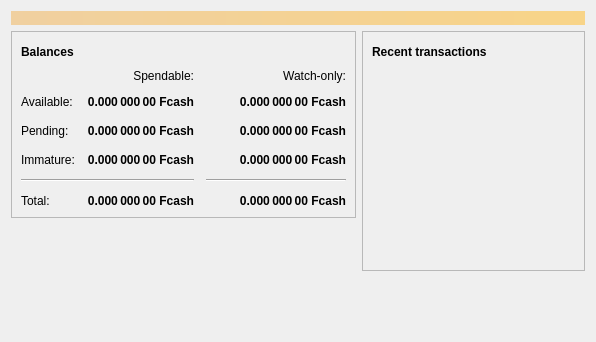
Old version of the form src/qt/forms/overviewpage.ui in the repository fcash-project/fcash-core.
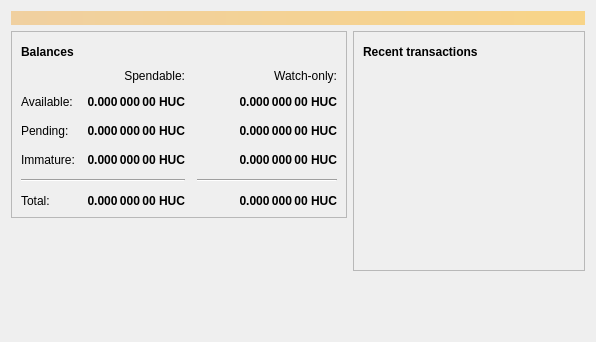
New version of the form. Icons and pictures are not drawn.

The edit to the form file:
```diff
--- a/src/qt/forms/overviewpage.ui
+++ b/src/qt/forms/overviewpage.ui
@@ -129,7 +129,7 @@
                <string>Unconfirmed transactions to watch-only addresses</string>
               </property>
               <property name="text">
-               <string notr="true">0.000 000 00 Fcash</string>
+               <string notr="true">0.000 000 00 HUC</string>
               </property>
               <property name="alignment">
                <set>Qt::AlignRight|Qt::AlignTrailing|Qt::AlignVCenter</set>
@@ -154,7 +154,7 @@
                <string>Total of transactions that have yet to be confirmed, and do not yet count toward the spendable balance</string>
               </property>
               <property name="text">
-               <string notr="true">0.000 000 00 Fcash</string>
+               <string notr="true">0.000 000 00 HUC</string>
               </property>
               <property name="alignment">
                <set>Qt::AlignRight|Qt::AlignTrailing|Qt::AlignVCenter</set>
@@ -179,7 +179,7 @@
                <string>Mined balance in watch-only addresses that has not yet matured</string>
               </property>
               <property name="text">
-               <string notr="true">0.000 000 00 Fcash</string>
+               <string notr="true">0.000 000 00 HUC</string>
               </property>
               <property name="alignment">
                <set>Qt::AlignRight|Qt::AlignTrailing|Qt::AlignVCenter</set>
@@ -237,7 +237,7 @@
                <string>Mined balance that has not yet matured</string>
               </property>
               <property name="text">
-               <string notr="true">0.000 000 00 Fcash</string>
+               <string notr="true">0.000 000 00 HUC</string>
               </property>
               <property name="alignment">
                <set>Qt::AlignRight|Qt::AlignTrailing|Qt::AlignVCenter</set>
@@ -282,7 +282,7 @@
                <string>Your current total balance</string>
               </property>
               <property name="text">
-               <string notr="true">0.000 000 00 Fcash</string>
+               <string notr="true">0.000 000 00 HUC</string>
               </property>
               <property name="alignment">
                <set>Qt::AlignRight|Qt::AlignTrailing|Qt::AlignVCenter</set>
@@ -307,7 +307,7 @@
                <string>Current total balance in watch-only addresses</string>
               </property>
               <property name="text">
-               <string notr="true">0.000 000 00 Fcash</string>
+               <string notr="true">0.000 000 00 HUC</string>
               </property>
               <property name="alignment">
                <set>Qt::AlignRight|Qt::AlignTrailing|Qt::AlignVCenter</set>
@@ -349,7 +349,7 @@
                <string>Your current spendable balance</string>
               </property>
               <property name="text">
-               <string notr="true">0.000 000 00 Fcash</string>
+               <string notr="true">0.000 000 00 HUC</string>
               </property>
               <property name="alignment">
                <set>Qt::AlignRight|Qt::AlignTrailing|Qt::AlignVCenter</set>
@@ -374,7 +374,7 @@
                <string>Your current balance in watch-only addresses</string>
               </property>
               <property name="text">
-               <string notr="true">0.000 000 00 Fcash</string>
+               <string notr="true">0.000 000 00 HUC</string>
               </property>
               <property name="alignment">
                <set>Qt::AlignRight|Qt::AlignTrailing|Qt::AlignVCenter</set>
```
